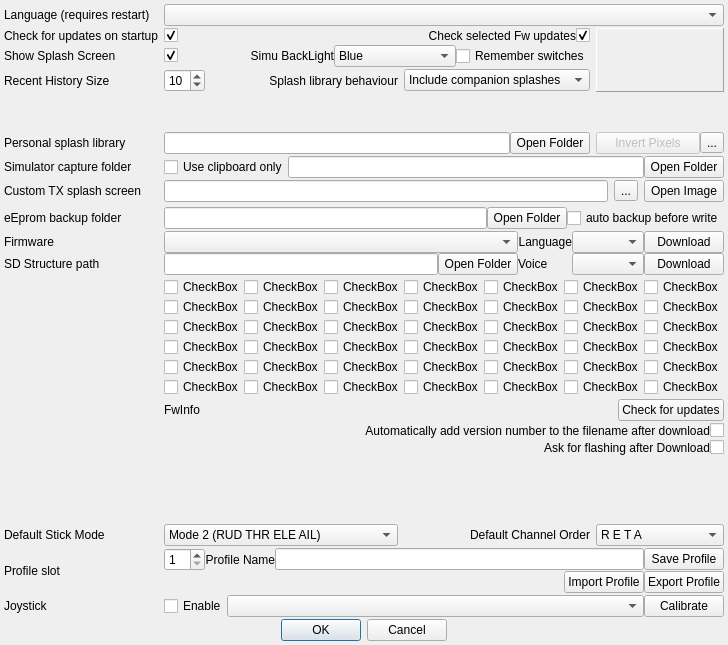
Qt form src/preferencesdialog.ui (roberto1903/companion9x) before a commit.
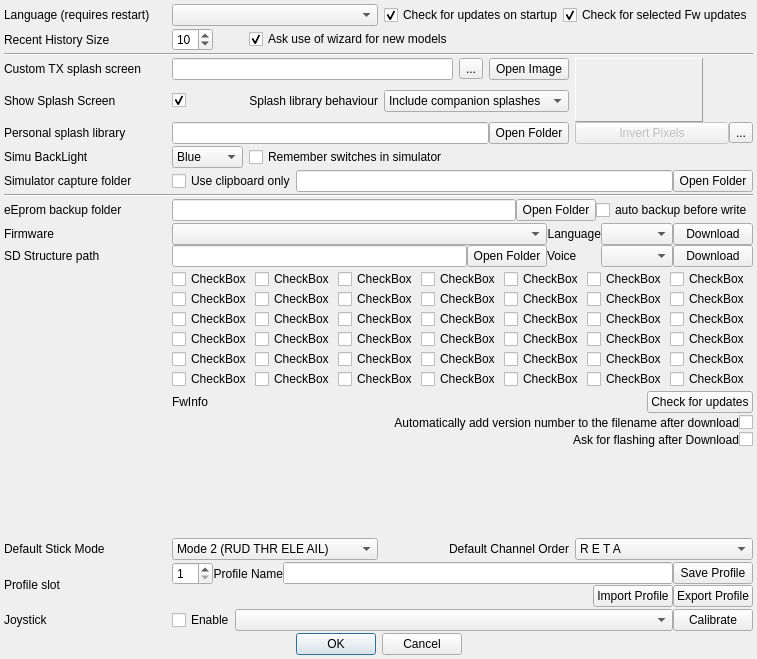
The same form after that commit. Icons and pictures are not drawn.

The edit to the form file:
```diff
--- a/src/preferencesdialog.ui
+++ b/src/preferencesdialog.ui
@@ -6,8 +6,8 @@
    <rect>
     <x>0</x>
     <y>0</y>
-    <width>685</width>
-    <height>645</height>
+    <width>757</width>
+    <height>659</height>
    </rect>
   </property>
   <property name="sizePolicy">
@@ -29,7 +29,7 @@
    <iconset resource="companion9x.qrc">
     <normaloff>:/images/preferences.png</normaloff>:/images/preferences.png</iconset>
   </property>
-  <layout class="QGridLayout" name="gridLayout_4" columnstretch="0,1,1,1,0">
+  <layout class="QGridLayout" name="gridLayout_4" columnstretch="1,0,0,0,0">
    <property name="sizeConstraint">
     <enum>QLayout::SetMinimumSize</enum>
    </property>
@@ -39,7 +39,64 @@
    <property name="margin">
     <number>4</number>
    </property>
-   <item row="1" column="4" rowspan="6">
+   <item row="3" column="0" colspan="5">
+    <widget class="Line" name="line">
+     <property name="orientation">
+      <enum>Qt::Horizontal</enum>
+     </property>
+    </widget>
+   </item>
+   <item row="12" column="0">
+    <widget class="QLabel" name="label_3">
+     <property name="sizePolicy">
+      <sizepolicy hsizetype="Preferred" vsizetype="Minimum">
+       <horstretch>0</horstretch>
+       <verstretch>0</verstretch>
+      </sizepolicy>
+     </property>
+     <property name="text">
+      <string>Simu BackLight</string>
+     </property>
+     <property name="alignment">
+      <set>Qt::AlignLeading|Qt::AlignLeft|Qt::AlignVCenter</set>
+     </property>
+    </widget>
+   </item>
+   <item row="0" column="3" colspan="2">
+    <layout class="QHBoxLayout" name="horizontalLayout_7" stretch="0,0">
+     <item>
+      <widget class="QCheckBox" name="startupCheck_companion9x">
+       <property name="text">
+        <string>Check for updates on startup</string>
+       </property>
+       <property name="checked">
+        <bool>true</bool>
+       </property>
+      </widget>
+     </item>
+     <item>
+      <widget class="QCheckBox" name="startupCheck_fw">
+       <property name="text">
+        <string>Check for selected Fw updates</string>
+       </property>
+       <property name="checked">
+        <bool>true</bool>
+       </property>
+      </widget>
+     </item>
+    </layout>
+   </item>
+   <item row="2" column="2" colspan="2">
+    <widget class="QCheckBox" name="wizardEnable_ChkB">
+     <property name="text">
+      <string>Ask use of wizard for new models</string>
+     </property>
+     <property name="checked">
+      <bool>true</bool>
+     </property>
+    </widget>
+   </item>
+   <item row="4" column="4" rowspan="7">
     <layout class="QGridLayout" name="gridLayout_3" columnstretch="0,0">
      <item row="0" column="0" colspan="2">
       <widget class="QLabel" name="imageLabel">
@@ -75,7 +132,7 @@
        </property>
       </widget>
      </item>
-     <item row="2" column="0">
+     <item row="1" column="0">
       <widget class="QPushButton" name="InvertPixels">
        <property name="enabled">
         <bool>false</bool>
@@ -85,7 +142,7 @@
        </property>
       </widget>
      </item>
-     <item row="2" column="1">
+     <item row="1" column="1">
       <widget class="QToolButton" name="clearImageButton">
        <property name="text">
         <string>...</string>
@@ -96,22 +153,141 @@
        </property>
       </widget>
      </item>
-     <item row="1" column="0" colspan="2">
-      <spacer name="verticalSpacer_2">
-       <property name="orientation">
-        <enum>Qt::Vertical</enum>
+    </layout>
+   </item>
+   <item row="0" column="1" colspan="2">
+    <widget class="QComboBox" name="locale_QB"/>
+   </item>
+   <item row="12" column="2" colspan="2">
+    <widget class="QCheckBox" name="simuSW">
+     <property name="text">
+      <string>Remember switches in simulator</string>
+     </property>
+    </widget>
+   </item>
+   <item row="12" column="1">
+    <widget class="QComboBox" name="backLightColor">
+     <item>
+      <property name="text">
+       <string>Blue</string>
+      </property>
+     </item>
+     <item>
+      <property name="text">
+       <string>Green</string>
+      </property>
+     </item>
+     <item>
+      <property name="text">
+       <string>Red</string>
+      </property>
+     </item>
+     <item>
+      <property name="text">
+       <string>Orange</string>
+      </property>
+     </item>
+     <item>
+      <property name="text">
+       <string>Yellow</string>
+      </property>
+     </item>
+    </widget>
+   </item>
+   <item row="4" column="1" colspan="3">
+    <layout class="QHBoxLayout" name="horizontalLayout_2">
+     <property name="spacing">
+      <number>6</number>
+     </property>
+     <item>
+      <widget class="QLineEdit" name="SplashFileName">
+       <property name="enabled">
+        <bool>true</bool>
        </property>
-       <property name="sizeHint" stdset="0">
-        <size>
-         <width>20</width>
-         <height>40</height>
-        </size>
+       <property name="readOnly">
+        <bool>true</bool>
        </property>
-      </spacer>
+      </widget>
      </item>
+     <item>
+      <widget class="QToolButton" name="splashLibraryButton">
+       <property name="text">
+        <string>...</string>
+       </property>
+       <property name="icon">
+        <iconset resource="companion9x.qrc">
+         <normaloff>:/images/library.png</normaloff>:/images/library.png</iconset>
+       </property>
+      </widget>
+     </item>
+     <item>
+      <widget class="QPushButton" name="SplashSelect">
+       <property name="sizePolicy">
+        <sizepolicy hsizetype="Fixed" vsizetype="Fixed">
+         <horstretch>0</horstretch>
+         <verstretch>0</verstretch>
+        </sizepolicy>
+       </property>
+       <property name="text">
+        <string>Open Image</string>
+       </property>
+      </widget>
+     </item>
     </layout>
    </item>
-   <item row="26" column="1" colspan="4">
+   <item row="7" column="1">
+    <widget class="QCheckBox" name="showSplash">
+     <property name="text">
+      <string/>
+     </property>
+     <property name="checked">
+      <bool>true</bool>
+     </property>
+    </widget>
+   </item>
+   <item row="2" column="1">
+    <widget class="QSpinBox" name="historySize">
+     <property name="sizePolicy">
+      <sizepolicy hsizetype="Maximum" vsizetype="Fixed">
+       <horstretch>40</horstretch>
+       <verstretch>0</verstretch>
+      </sizepolicy>
+     </property>
+     <property name="maximum">
+      <number>15</number>
+     </property>
+     <property name="value">
+      <number>10</number>
+     </property>
+    </widget>
+   </item>
+   <item row="7" column="0">
+    <widget class="QLabel" name="label_4">
+     <property name="sizePolicy">
+      <sizepolicy hsizetype="Preferred" vsizetype="Minimum">
+       <horstretch>0</horstretch>
+       <verstretch>0</verstretch>
+      </sizepolicy>
+     </property>
+     <property name="text">
+      <string>Show Splash Screen</string>
+     </property>
+    </widget>
+   </item>
+   <item row="4" column="0">
+    <widget class="QLabel" name="label_8">
+     <property name="sizePolicy">
+      <sizepolicy hsizetype="Preferred" vsizetype="Minimum">
+       <horstretch>0</horstretch>
+       <verstretch>0</verstretch>
+      </sizepolicy>
+     </property>
+     <property name="text">
+      <string>Custom TX splash screen</string>
+     </property>
+    </widget>
+   </item>
+   <item row="31" column="1" colspan="4">
     <layout class="QHBoxLayout" name="horizontalLayout">
      <item>
       <widget class="QCheckBox" name="joystickChkB">
@@ -139,7 +315,7 @@
      </item>
     </layout>
    </item>
-   <item row="6" column="1" colspan="3">
+   <item row="10" column="1" colspan="3">
     <layout class="QGridLayout" name="gridLayout_2">
      <property name="verticalSpacing">
       <number>1</number>
@@ -163,7 +339,7 @@
      </item>
     </layout>
    </item>
-   <item row="15" column="1" colspan="4">
+   <item row="20" column="1" colspan="4">
     <layout class="QHBoxLayout" name="horizontalLayout_5">
      <item>
       <widget class="QLabel" name="FwInfo">
@@ -187,48 +363,7 @@
      </item>
     </layout>
    </item>
-   <item row="9" column="1" colspan="4">
-    <layout class="QHBoxLayout" name="horizontalLayout_2">
-     <property name="spacing">
-      <number>6</number>
-     </property>
-     <item>
-      <widget class="QLineEdit" name="SplashFileName">
-       <property name="enabled">
-        <bool>true</bool>
-       </property>
-       <property name="readOnly">
-        <bool>true</bool>
-       </property>
-      </widget>
-     </item>
-     <item>
-      <widget class="QToolButton" name="splashLibraryButton">
-       <property name="text">
-        <string>...</string>
-       </property>
-       <property name="icon">
-        <iconset resource="companion9x.qrc">
-         <normaloff>:/images/library.png</normaloff>:/images/library.png</iconset>
-       </property>
-      </widget>
-     </item>
-     <item>
-      <widget class="QPushButton" name="SplashSelect">
-       <property name="sizePolicy">
-        <sizepolicy hsizetype="Fixed" vsizetype="Fixed">
-         <horstretch>0</horstretch>
-         <verstretch>0</verstretch>
-        </sizepolicy>
-       </property>
-       <property name="text">
-        <string>Open Image</string>
-       </property>
-      </widget>
-     </item>
-    </layout>
-   </item>
-   <item row="6" column="0">
+   <item row="10" column="0">
     <widget class="QLabel" name="label_9">
      <property name="sizePolicy">
       <sizepolicy hsizetype="Preferred" vsizetype="Minimum">
@@ -241,17 +376,7 @@
      </property>
     </widget>
    </item>
-   <item row="1" column="1">
-    <widget class="QCheckBox" name="startupCheck_companion9x">
-     <property name="text">
-      <string/>
-     </property>
-     <property name="checked">
-      <bool>true</bool>
-     </property>
-    </widget>
-   </item>
-   <item row="28" column="0" colspan="5">
+   <item row="33" column="0" colspan="5">
     <layout class="QHBoxLayout" name="horizontalLayout_3">
      <item>
       <spacer name="horizontalSpacer_3">
@@ -294,7 +419,7 @@
      </item>
     </layout>
    </item>
-   <item row="17" column="1" colspan="4">
+   <item row="22" column="1" colspan="4">
     <layout class="QHBoxLayout" name="horizontalLayout_6" stretch="1,0">
      <item>
       <widget class="QLabel" name="label_12">
@@ -321,23 +446,7 @@
      </item>
     </layout>
    </item>
-   <item row="10" column="0" colspan="5">
-    <spacer name="verticalSpacer_3">
-     <property name="orientation">
-      <enum>Qt::Vertical</enum>
-     </property>
-     <property name="sizeType">
-      <enum>QSizePolicy::Minimum</enum>
-     </property>
-     <property name="sizeHint" stdset="0">
-      <size>
-       <width>20</width>
-       <height>3</height>
-      </size>
-     </property>
-    </spacer>
-   </item>
-   <item row="23" column="1" colspan="4">
+   <item row="28" column="1" colspan="4">
     <layout class="QGridLayout" name="gridLayout_6" columnstretch="0,0,1,0,0">
      <item row="1" column="4">
       <widget class="QPushButton" name="export_PB">
@@ -385,99 +494,6 @@
      </item>
     </layout>
    </item>
-   <item row="2" column="2" colspan="2">
-    <layout class="QHBoxLayout" name="horizontalLayout_8">
-     <item>
-      <widget class="QLabel" name="label_3">
-       <property name="sizePolicy">
-        <sizepolicy hsizetype="Preferred" vsizetype="Minimum">
-         <horstretch>0</horstretch>
-         <verstretch>0</verstretch>
-        </sizepolicy>
-       </property>
-       <property name="text">
-        <string>Simu BackLight</string>
-       </property>
-       <property name="alignment">
-        <set>Qt::AlignRight|Qt::AlignTrailing|Qt::AlignVCenter</set>
-       </property>
-      </widget>
-     </item>
-     <item>
-      <widget class="QComboBox" name="backLightColor">
-       <item>
-        <property name="text">
-         <string>Blue</string>
-        </property>
-       </item>
-       <item>
-        <property name="text">
-         <string>Green</string>
-        </property>
-       </item>
-       <item>
-        <property name="text">
-         <string>Red</string>
-        </property>
-       </item>
-       <item>
-        <property name="text">
-         <string>Orange</string>
-        </property>
-       </item>
-       <item>
-        <property name="text">
-         <string>Yellow</string>
-        </property>
-       </item>
-      </widget>
-     </item>
-     <item>
-      <widget class="QCheckBox" name="simuSW">
-       <property name="text">
-        <string>Remember switches</string>
-       </property>
-      </widget>
-     </item>
-    </layout>
-   </item>
-   <item row="1" column="2" colspan="2">
-    <layout class="QHBoxLayout" name="horizontalLayout_7" stretch="1,0">
-     <item>
-      <widget class="QLabel" name="label_7">
-       <property name="text">
-        <string>Check selected Fw updates</string>
-       </property>
-       <property name="alignment">
-        <set>Qt::AlignRight|Qt::AlignTrailing|Qt::AlignVCenter</set>
-       </property>
-      </widget>
-     </item>
-     <item>
-      <widget class="QCheckBox" name="startupCheck_fw">
-       <property name="text">
-        <string/>
-       </property>
-       <property name="checked">
-        <bool>true</bool>
-       </property>
-      </widget>
-     </item>
-    </layout>
-   </item>
-   <item row="1" column="0">
-    <widget class="QLabel" name="label_2">
-     <property name="sizePolicy">
-      <sizepolicy hsizetype="Preferred" vsizetype="Minimum">
-       <horstretch>0</horstretch>
-       <verstretch>0</verstretch>
-      </sizepolicy>
-     </property>
-     <property name="text">
-      <string>Check for updates on startup</string>
-     </property>
-    </widget>
-   </item>
    <item row="0" column="0">
     <widget class="QLabel" name="label">
      <property name="sizePolicy">
@@ -491,20 +507,7 @@
      </property>
     </widget>
    </item>
-   <item row="9" column="0">
-    <widget class="QLabel" name="label_8">
-     <property name="sizePolicy">
-      <sizepolicy hsizetype="Preferred" vsizetype="Minimum">
-       <horstretch>0</horstretch>
-       <verstretch>0</verstretch>
-      </sizepolicy>
-     </property>
-     <property name="text">
-      <string>Custom TX splash screen</string>
-     </property>
-    </widget>
-   </item>
-   <item row="22" column="4">
+   <item row="27" column="4">
     <widget class="QComboBox" name="channelorderCB">
      <property name="sizePolicy">
       <sizepolicy hsizetype="MinimumExpanding" vsizetype="Fixed">
@@ -648,10 +651,7 @@
      </item>
     </widget>
    </item>
-   <item row="0" column="1" colspan="4">
-    <widget class="QComboBox" name="locale_QB"/>
-   </item>
-   <item row="22" column="0">
+   <item row="27" column="0">
     <widget class="QLabel" name="label_14">
      <property name="sizePolicy">
       <sizepolicy hsizetype="Preferred" vsizetype="Minimum">
@@ -664,7 +664,7 @@
      </property>
     </widget>
    </item>
-   <item row="22" column="3">
+   <item row="27" column="3">
     <widget class="QLabel" name="label_13">
      <property name="sizePolicy">
       <sizepolicy hsizetype="MinimumExpanding" vsizetype="Preferred">
@@ -680,30 +680,7 @@
      </property>
     </widget>
    </item>
-   <item row="2" column="0">
-    <widget class="QLabel" name="label_4">
-     <property name="sizePolicy">
-      <sizepolicy hsizetype="Preferred" vsizetype="Minimum">
-       <horstretch>0</horstretch>
-       <verstretch>0</verstretch>
-      </sizepolicy>
-     </property>
-     <property name="text">
-      <string>Show Splash Screen</string>
-     </property>
-    </widget>
-   </item>
-   <item row="2" column="1">
-    <widget class="QCheckBox" name="showSplash">
-     <property name="text">
-      <string/>
-     </property>
-     <property name="checked">
-      <bool>true</bool>
-     </property>
-    </widget>
-   </item>
-   <item row="22" column="1" colspan="2">
+   <item row="27" column="1" colspan="2">
     <widget class="QComboBox" name="stickmodeCB">
      <property name="whatsThis">
       <string>Mode selection:
@@ -751,7 +728,7 @@
      </item>
     </widget>
    </item>
-   <item row="26" column="0">
+   <item row="31" column="0">
     <widget class="QLabel" name="label_11">
      <property name="sizePolicy">
       <sizepolicy hsizetype="MinimumExpanding" vsizetype="Minimum">
@@ -764,10 +741,10 @@
      </property>
     </widget>
    </item>
-   <item row="3" column="3">
+   <item row="7" column="3">
     <widget class="QComboBox" name="splashincludeCB">
      <property name="sizePolicy">
-      <sizepolicy hsizetype="MinimumExpanding" vsizetype="Fixed">
+      <sizepolicy hsizetype="Expanding" vsizetype="Fixed">
        <horstretch>0</horstretch>
        <verstretch>0</verstretch>
       </sizepolicy>
@@ -784,7 +761,7 @@
      </item>
     </widget>
    </item>
-   <item row="3" column="2">
+   <item row="7" column="2">
     <widget class="QLabel" name="label_10">
      <property name="sizePolicy">
       <sizepolicy hsizetype="Preferred" vsizetype="Minimum">
@@ -800,50 +777,21 @@
      </property>
     </widget>
    </item>
-   <item row="3" column="1">
-    <widget class="QSpinBox" name="historySize">
-     <property name="sizePolicy">
-      <sizepolicy hsizetype="Maximum" vsizetype="Fixed">
-       <horstretch>40</horstretch>
-       <verstretch>0</verstretch>
-      </sizepolicy>
-     </property>
-     <property name="maximum">
-      <number>15</number>
-     </property>
-     <property name="value">
-      <number>10</number>
-     </property>
-    </widget>
-   </item>
-   <item row="3" column="0">
-    <widget class="QLabel" name="label_5">
-     <property name="sizePolicy">
-      <sizepolicy hsizetype="Preferred" vsizetype="Minimum">
-       <horstretch>0</horstretch>
-       <verstretch>0</verstretch>
-      </sizepolicy>
-     </property>
-     <property name="text">
-      <string>Recent History Size</string>
-     </property>
-    </widget>
-   </item>
-   <item row="23" column="0">
+   <item row="28" column="0">
     <widget class="QLabel" name="label_15">
      <property name="text">
       <string>Profile slot</string>
      </property>
     </widget>
    </item>
-   <item row="11" column="0">
+   <item row="16" column="0">
     <widget class="QLabel" name="label_17">
      <property name="text">
       <string>eEprom backup folder</string>
      </property>
     </widget>
    </item>
-   <item row="11" column="1" colspan="4">
+   <item row="16" column="1" colspan="4">
     <layout class="QHBoxLayout" name="horizontalLayout_10">
      <item>
       <widget class="QLineEdit" name="backupPath">
@@ -868,7 +816,7 @@
      </item>
     </layout>
    </item>
-   <item row="18" column="1" colspan="4">
+   <item row="23" column="1" colspan="4">
     <spacer name="verticalSpacer">
      <property name="orientation">
       <enum>Qt::Vertical</enum>
@@ -884,7 +832,7 @@
      </property>
     </spacer>
    </item>
-   <item row="16" column="1" colspan="4">
+   <item row="21" column="1" colspan="4">
     <layout class="QHBoxLayout" name="horizontalLayout_11" stretch="1,0">
      <item>
       <widget class="QLabel" name="label_18">
@@ -911,7 +859,7 @@
      </item>
     </layout>
    </item>
-   <item row="12" column="1" colspan="4">
+   <item row="17" column="1" colspan="4">
     <layout class="QGridLayout" name="gridLayout_5" columnstretch="1,0,0,0,0">
      <property name="sizeConstraint">
       <enum>QLayout::SetMaximumSize</enum>
@@ -999,7 +947,7 @@
      </item>
     </layout>
    </item>
-   <item row="12" column="0">
+   <item row="17" column="0">
     <layout class="QGridLayout" name="gridLayout_7">
      <item row="0" column="0">
       <widget class="QLabel" name="label_6">
@@ -1032,14 +980,14 @@
      </item>
     </layout>
    </item>
-   <item row="7" column="0">
+   <item row="13" column="0">
     <widget class="QLabel" name="label_19">
      <property name="text">
       <string>Simulator capture folder</string>
      </property>
     </widget>
    </item>
-   <item row="7" column="1" colspan="4">
+   <item row="13" column="1" colspan="4">
     <layout class="QGridLayout" name="gridLayout_8">
      <property name="verticalSpacing">
       <number>1</number>
@@ -1070,7 +1018,7 @@
      </item>
     </layout>
    </item>
-   <item row="14" column="1" colspan="4">
+   <item row="19" column="1" colspan="4">
     <layout class="QGridLayout" name="gridLayout" columnstretch="1,1,1,1,1,1,1">
      <property name="sizeConstraint">
       <enum>QLayout::SetMaximumSize</enum>
@@ -1389,6 +1337,26 @@
      </item>
     </layout>
    </item>
+   <item row="2" column="0">
+    <widget class="QLabel" name="label_5">
+     <property name="sizePolicy">
+      <sizepolicy hsizetype="Preferred" vsizetype="Minimum">
+       <horstretch>0</horstretch>
+       <verstretch>0</verstretch>
+      </sizepolicy>
+     </property>
+     <property name="text">
+      <string>Recent History Size</string>
+     </property>
+    </widget>
+   </item>
+   <item row="14" column="0" colspan="5">
+    <widget class="Line" name="line_2">
+     <property name="orientation">
+      <enum>Qt::Horizontal</enum>
+     </property>
+    </widget>
+   </item>
   </layout>
  </widget>
  <tabstops>
```
